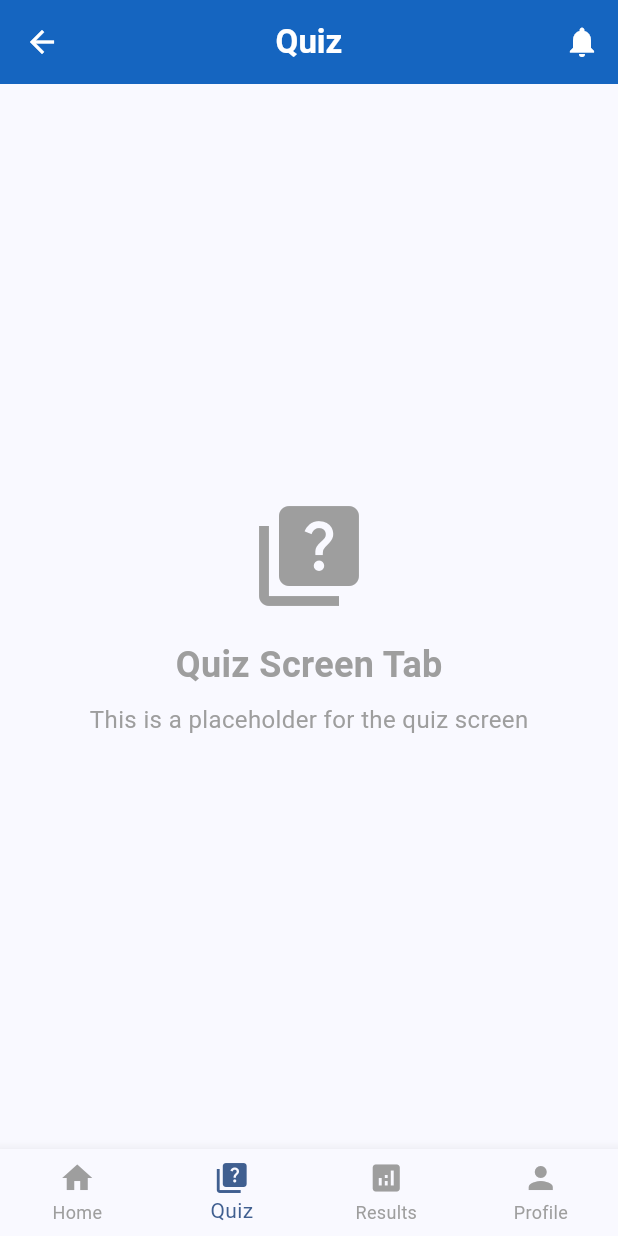
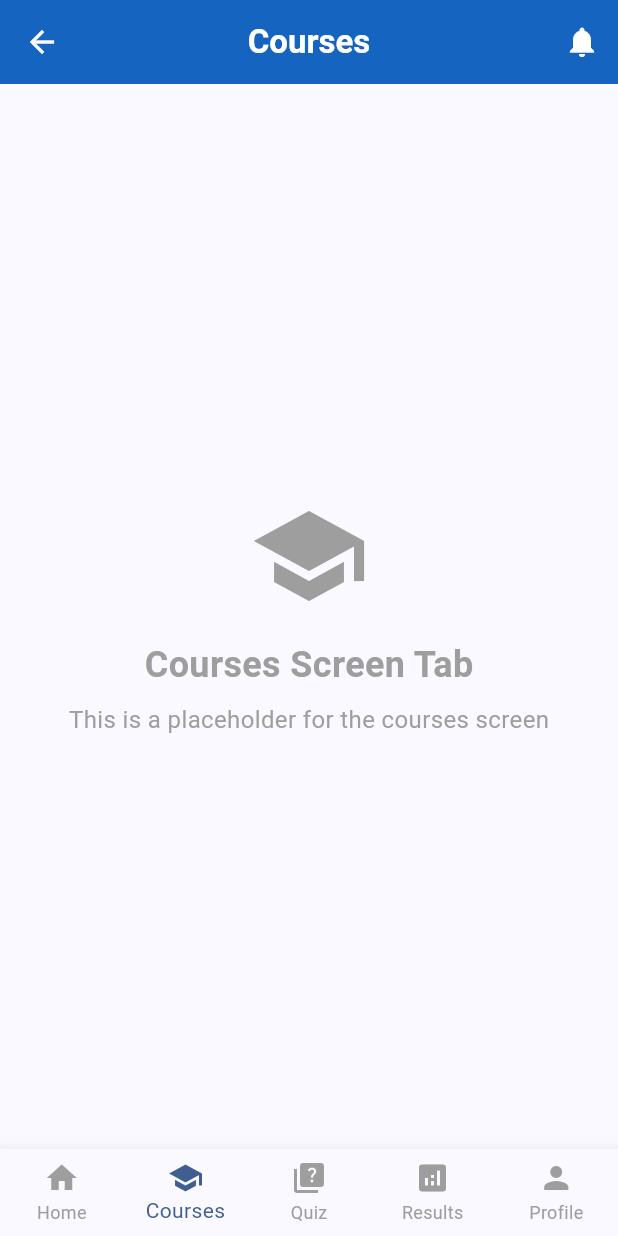
Before and after one commit to Online-Quiz-CS31A/Online-Quiz-Mobile, a Flutter app: the MainScreen screen opened by its route, item 2 of the bottom bar chosen, on a phone screen of 412 x 824 dp. Run offline on Flutter 3.47's test engine with Material 3 defaults, Android fonts, the phone set to English and light mode, and no system bars.

Commit message:
feat: add Courses tab to main screen with placeholder content

```diff
--- /dev/null
+++ b/online_quiz/lib/screens/home/courses_tab.dart
@@ -0,0 +1,40 @@
+import 'package:flutter/material.dart';
+
+class CoursesTab extends StatelessWidget {
+  const CoursesTab({super.key});
+
+  @override
+  Widget build(BuildContext context) {
+    return const Scaffold(
+      body: Center(
+        child: Column(
+          mainAxisAlignment: MainAxisAlignment.center,
+          children: [
+            Icon(
+              Icons.school,
+              size: 80,
+              color: Colors.grey,
+            ),
+            SizedBox(height: 16),
+            Text(
+              'Courses Screen Tab',
+              style: TextStyle(
+                fontSize: 24,
+                fontWeight: FontWeight.bold,
+                color: Colors.grey,
+              ),
+            ),
+            SizedBox(height: 8),
+            Text(
+              'This is a placeholder for the courses screen',
+              style: TextStyle(
+                fontSize: 16,
+                color: Colors.grey,
+              ),
+            ),
+          ],
+        ),
+      ),
+    );
+  }
+}
--- a/online_quiz/lib/screens/home/main_screen.dart
+++ b/online_quiz/lib/screens/home/main_screen.dart
@@ -3,6 +3,7 @@ import 'home_tab.dart';
 import 'quiz_tab.dart';
 import 'results_tab.dart';
 import 'profile_tab.dart';
+import 'courses_tab.dart';
 import 'notification_screen.dart';
 
 class MainScreen extends StatefulWidget {
@@ -17,6 +18,7 @@ class _MainScreenState extends State<MainScreen> {
 
   final List<Widget> _tabs = [
     const HomeTab(),
+    const CoursesTab(),
     const QuizTab(),
     const ResultsTab(),
     const ProfileTab(),
@@ -24,6 +26,7 @@ class _MainScreenState extends State<MainScreen> {
 
   final List<String> _tabTitles = [
     'Home',
+    'Courses',
     'Quiz',
     'Results',
     'Profile',
@@ -71,6 +74,10 @@ class _MainScreenState extends State<MainScreen> {
             label: 'Home',
           ),
           BottomNavigationBarItem(
+            icon: Icon(Icons.school),
+            label: 'Courses',
+          ),
+          BottomNavigationBarItem(
             icon: Icon(Icons.quiz),
             label: 'Quiz',
           ),
```
